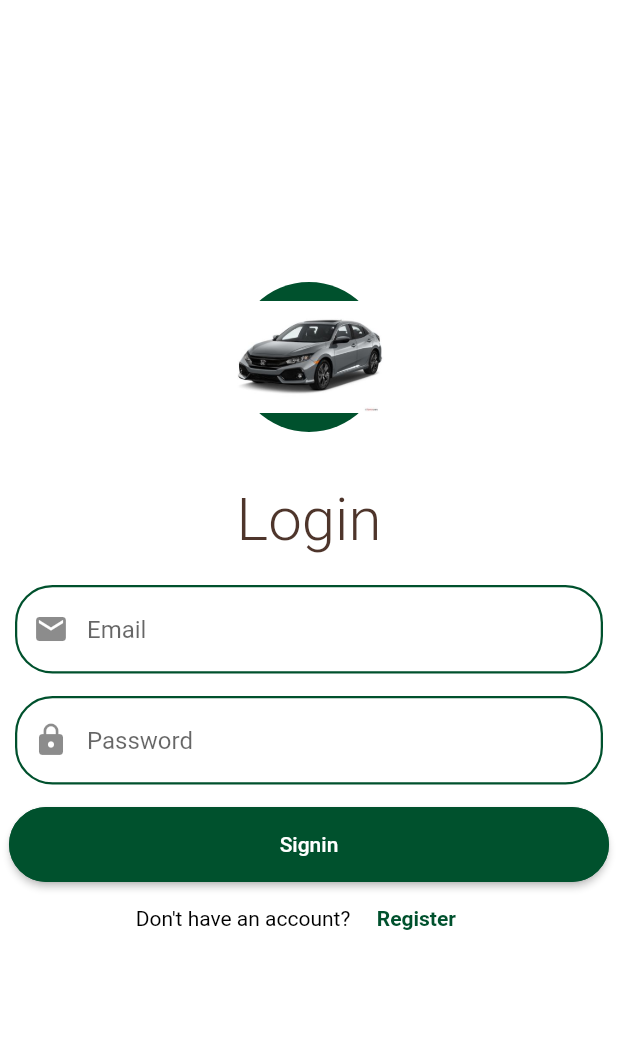
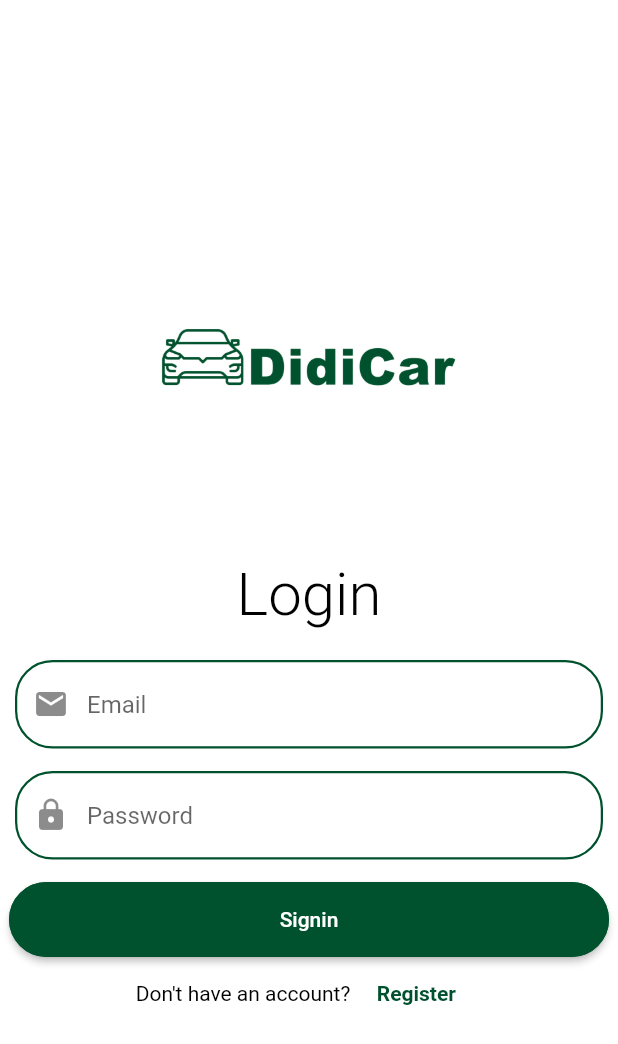
Before and after one commit to Donnella14/car-rental-app, a Flutter app: the screen it shows after launch, after a tap on "Submit", on a phone screen of 412 x 824 dp. Shown: the top 1044 px of the screen. Run offline on Flutter 3.47's test engine with Material 2 defaults, Android fonts, the phone set to English and light mode, and no system bars; our stand-ins replace carousel_slider; network calls fail.

Commit message:
my account

```diff
--- a/lib/07_profile/changepassword.dart
+++ b/lib/07_profile/changepassword.dart
@@ -6,9 +6,9 @@ class ChangePassword extends StatelessWidget {
   Widget build(BuildContext context) {
 
     return Scaffold(
-           backgroundColor:  Color(0xFFF282d36),
+           backgroundColor:  Colors.white,
       appBar: AppBar(
-        backgroundColor:  Color(0xFFF282d36),
+        backgroundColor:  Color(0xFFF00512D),
          centerTitle: true,
         title: Text("change Password"),
       ),
@@ -99,7 +99,7 @@ class ChangePassword extends StatelessWidget {
                   height: 50,
 
                   child: RaisedButton(
-                    color:const Color(0xff313a4a),
+                    color:const Color(0xFF00512D),
                     onPressed: () {},
                     shape: RoundedRectangleBorder(
                         borderRadius: BorderRadius.circular(50.0),
--- a/lib/authentication/login.dart
+++ b/lib/authentication/login.dart
@@ -31,9 +31,9 @@ class _SigninScreenState extends State<SigninScreen> {
               mainAxisAlignment: MainAxisAlignment.center,
               children: <Widget>[
                 CircleAvatar(
-                  backgroundColor:Color(0xFF00512D),
-                  radius: 50,
-                  child: Image.asset("assets/1.jpg"),
+                  backgroundColor:Colors.white,
+                  radius: 100,
+                  child: Image.asset("assets/logoname.png"),
                 ),
                 SizedBox(
                   height: 15,
@@ -45,7 +45,7 @@ class _SigninScreenState extends State<SigninScreen> {
                       'Login',
                       textAlign: TextAlign.center,
                       style: TextStyle(
-                          color: Color.fromRGBO(78, 53, 43, 1.0),
+                          color: Colors.black,
                           fontSize: 40.0,
                           fontWeight: FontWeight.w300),
                     ),
--- a/lib/authentication/registration.dart
+++ b/lib/authentication/registration.dart
@@ -33,12 +33,25 @@ class _RegistrationScreenState extends State<RegistrationScreen> {
               mainAxisAlignment: MainAxisAlignment.center,
               children: [
                 CircleAvatar(
-                  backgroundColor:Color(0xFF00512D),
-                  radius: 70,
-                  child: Image.asset("assets/1.jpg"),
+                  backgroundColor:Colors.white,
+                  radius: 80,
+                  child: Image.asset("assets/logoname.png"),
                 ),
-                SizedBox(
-                  height: 15,
+                // SizedBox(
+                //   height: 0,
+                // ),
+                const Center(
+                  child: Padding(
+                    padding: EdgeInsets.only(top: 20.0, bottom: 20.0),
+                    child: Text(
+                      'Register',
+                      textAlign: TextAlign.center,
+                      style: TextStyle(
+                          color: Colors.black,
+                          fontSize: 35.0,
+                          fontWeight: FontWeight.w300),
+                    ),
+                  ),
                 ),
                 Padding(
                   padding:
--- a/lib/main.dart
+++ b/lib/main.dart
@@ -4,6 +4,7 @@ import 'package:flutter/material.dart';
 import 'screens/cars_overview.dart';
 import 'screens/landingPage.dart';
 import 'package:carrentalapp/screens/signup.dart';
+import 'package:carrentalapp/07_profile/body.dart';
 // import 'package:carrentalapp/widgets/circle_list_item.dart';
 // import 'package:carrentalapp/widgets/card_list_item.dart';
 
@@ -31,6 +32,7 @@ class MyApp extends StatelessWidget {
         '/cars': (BuildContext context) => new CarsOverviewScreen(),
         // '/signup': (BuildContext context) => new SignupPage(),
         '/main': (BuildContext context) => new MyApp(),
+        '/body': (BuildContext context) => new Body(),
 
       },
 
--- a/pubspec.yaml
+++ b/pubspec.yaml
@@ -63,7 +63,7 @@ flutter:
   # To add assets to your application, add an assets section, like this:
   assets:
    - assets/
-  #   - images/a_dot_ham.jpeg
+   - assets/logoname.png
 
   # An image asset can refer to one or more resolution-specific "variants", see
   # https://flutter.dev/assets-and-images/#resolution-aware.
```
Also changed, not shown: lib/07_profile/body.dart (+21 -17 lines), lib/07_profile/profilepic.dart (+11 -10 lines), lib/screens/bottom.dart (+5 -3 lines), assets/electric-car.png (added), assets/logoname.png (added), 1 other file.
